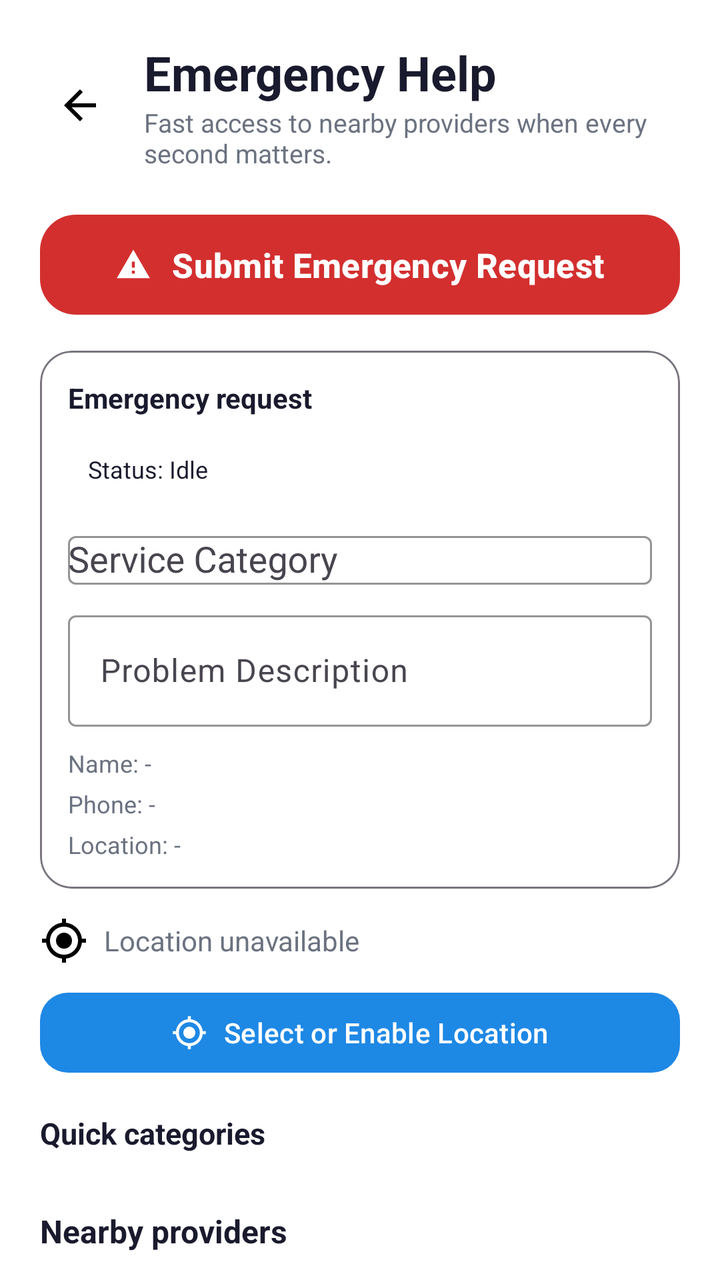
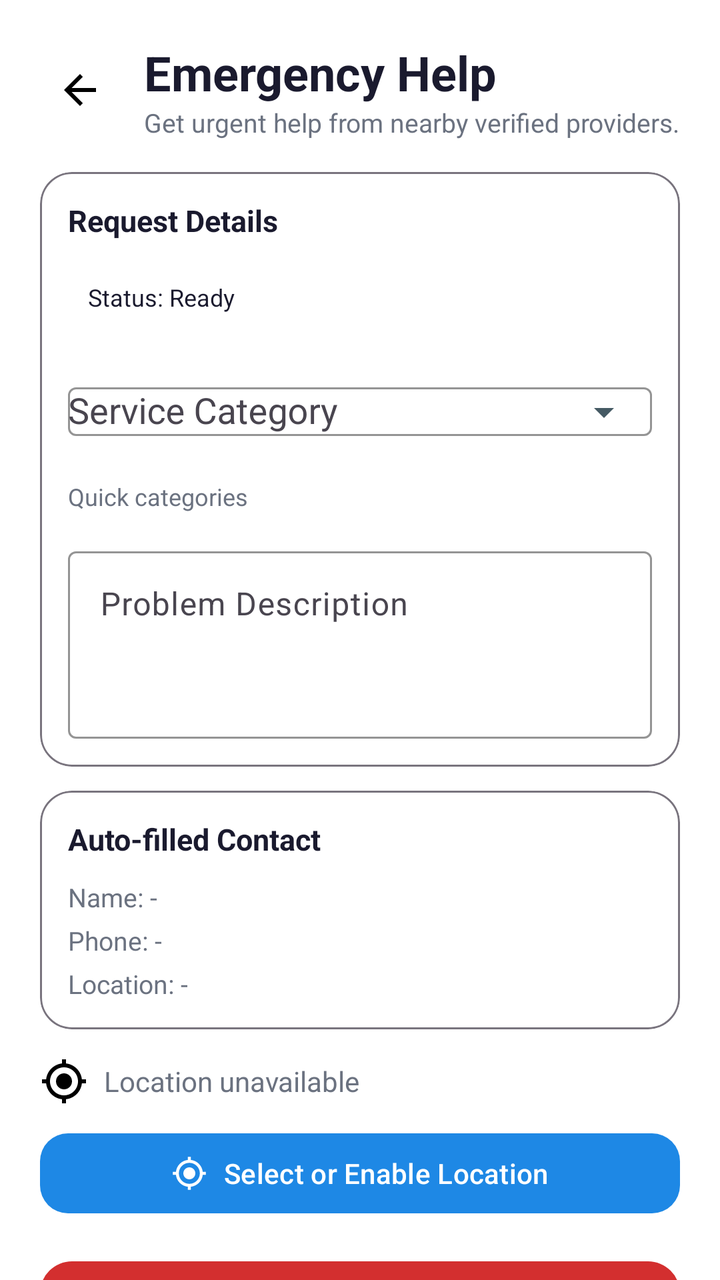

Screens rendered from an Android XML layout before and after an edit, with the pre-edit source and the edit as a unified diff.
<!-- AndroidManifest.xml: application theme Theme.QuickFix -->
<!-- res/layout/activity_emergency_help.xml -->
<?xml version="1.0" encoding="utf-8"?>
<androidx.core.widget.NestedScrollView xmlns:android="http://schemas.android.com/apk/res/android"
    xmlns:app="http://schemas.android.com/apk/res-auto"
    android:layout_width="match_parent"
    android:layout_height="match_parent"
    android:fillViewport="true"
    android:background="?attr/colorSurface">

    <LinearLayout
        android:layout_width="match_parent"
        android:layout_height="wrap_content"
        android:orientation="vertical"
        android:padding="20dp">

        <LinearLayout
            android:layout_width="match_parent"
            android:layout_height="wrap_content"
            android:gravity="center_vertical"
            android:orientation="horizontal">

            <ImageView
                android:id="@+id/btnBack"
                android:layout_width="40dp"
                android:layout_height="40dp"
                android:padding="8dp"
                android:src="@drawable/ic_back"
                android:contentDescription="Back" />

            <LinearLayout
                android:layout_width="0dp"
                android:layout_height="wrap_content"
                android:layout_weight="1"
                android:orientation="vertical"
                android:paddingStart="12dp">

                <TextView
                    android:layout_width="wrap_content"
                    android:layout_height="wrap_content"
                    android:text="Emergency Help"
                    android:textColor="@color/text_primary"
                    android:textSize="24sp"
                    android:textStyle="bold" />

                <TextView
                    android:layout_width="wrap_content"
                    android:layout_height="wrap_content"
                    android:text="Fast access to nearby providers when every second matters."
                    android:textColor="@color/text_secondary"
                    android:textSize="13sp" />
            </LinearLayout>
        </LinearLayout>

        <com.google.android.material.button.MaterialButton
            android:id="@+id/btnEmergencyRequest"
            android:layout_width="match_parent"
            android:layout_height="58dp"
            android:layout_marginTop="18dp"
            android:text="Submit Emergency Request"
            android:textAllCaps="false"
            android:textSize="17sp"
            android:textStyle="bold"
            app:backgroundTint="#D32F2F"
            app:cornerRadius="18dp"
            app:icon="@drawable/ic_emergency"
            app:iconGravity="textStart"
            app:iconPadding="10dp"
            android:textColor="@android:color/white" />

        <com.google.android.material.card.MaterialCardView
            android:layout_width="match_parent"
            android:layout_height="wrap_content"
            android:layout_marginTop="14dp"
            app:cardCornerRadius="16dp"
            app:strokeColor="@color/outline"
            app:strokeWidth="1dp">

            <LinearLayout
                android:layout_width="match_parent"
                android:layout_height="wrap_content"
                android:orientation="vertical"
                android:padding="14dp">

                <TextView
                    android:layout_width="wrap_content"
                    android:layout_height="wrap_content"
                    android:text="Emergency request"
                    android:textColor="@color/text_primary"
                    android:textSize="14sp"
                    android:textStyle="bold" />

                <TextView
                    android:id="@+id/tvEmergencyRequestStatus"
                    android:layout_width="match_parent"
                    android:layout_height="wrap_content"
                    android:layout_marginTop="8dp"
                    android:background="@drawable/bg_dashboard_card"
                    android:padding="10dp"
                    android:text="Status: Idle"
                    android:textColor="@color/text_primary"
                    android:textSize="12sp" />

                <com.google.android.material.textfield.TextInputLayout
                    android:layout_width="match_parent"
                    android:layout_height="wrap_content"
                    android:layout_marginTop="10dp"
                    android:hint="Service Category">

                    <com.google.android.material.textfield.MaterialAutoCompleteTextView
                        android:id="@+id/actEmergencyCategory"
                        android:layout_width="match_parent"
                        android:layout_height="wrap_content"
                        android:inputType="none"
                        android:maxLines="1" />
                </com.google.android.material.textfield.TextInputLayout>

                <com.google.android.material.textfield.TextInputLayout
                    android:layout_width="match_parent"
                    android:layout_height="wrap_content"
                    android:layout_marginTop="10dp"
                    android:hint="Problem Description">

                    <com.google.android.material.textfield.TextInputEditText
                        android:id="@+id/etEmergencyDescription"
                        android:layout_width="match_parent"
                        android:layout_height="wrap_content"
                        android:inputType="textMultiLine"
                        android:maxLines="3" />
                </com.google.android.material.textfield.TextInputLayout>

                <TextView
                    android:id="@+id/tvEmergencyUserName"
                    android:layout_width="match_parent"
                    android:layout_height="wrap_content"
                    android:layout_marginTop="10dp"
                    android:text="Name: -"
                    android:textColor="@color/text_secondary"
                    android:textSize="12sp" />

                <TextView
                    android:id="@+id/tvEmergencyPhone"
                    android:layout_width="match_parent"
                    android:layout_height="wrap_content"
                    android:layout_marginTop="4dp"
                    android:text="Phone: -"
                    android:textColor="@color/text_secondary"
                    android:textSize="12sp" />

                <TextView
                    android:id="@+id/tvEmergencyAddress"
                    android:layout_width="match_parent"
                    android:layout_height="wrap_content"
                    android:layout_marginTop="4dp"
                    android:text="Location: -"
                    android:textColor="@color/text_secondary"
                    android:textSize="12sp" />
            </LinearLayout>
        </com.google.android.material.card.MaterialCardView>

        <TextView
            android:id="@+id/tvEmergencyLocation"
            android:layout_width="match_parent"
            android:layout_height="wrap_content"
            android:layout_marginTop="14dp"
            android:drawableStart="@drawable/ic_my_location"
            android:drawablePadding="8dp"
            android:gravity="center_vertical"
            android:text="Location unavailable"
            android:textColor="@color/text_secondary"
            android:textSize="14sp" />

        <com.google.android.material.button.MaterialButton
            android:id="@+id/btnEmergencySelectLocation"
            android:layout_width="match_parent"
            android:layout_height="48dp"
            android:layout_marginTop="10dp"
            android:text="Select or Enable Location"
            android:textAllCaps="false"
            app:cornerRadius="14dp"
            app:icon="@drawable/ic_my_location"
            app:iconGravity="textStart"
            app:iconPadding="8dp" />

        <TextView
            android:layout_width="wrap_content"
            android:layout_height="wrap_content"
            android:layout_marginTop="16dp"
            android:text="Quick categories"
            android:textColor="@color/text_primary"
            android:textSize="15sp"
            android:textStyle="bold" />

        <com.google.android.material.chip.ChipGroup
            android:id="@+id/chipGroupEmergencyCategories"
            android:layout_width="match_parent"
            android:layout_height="wrap_content"
            android:layout_marginTop="10dp"
            app:singleSelection="true"
            app:selectionRequired="true"
            app:chipSpacingHorizontal="10dp"
            app:chipSpacingVertical="10dp" />

        <TextView
            android:id="@+id/tvAssignedProvider"
            android:layout_width="match_parent"
            android:layout_height="wrap_content"
            android:layout_marginTop="16dp"
            android:background="@drawable/bg_dashboard_card"
            android:padding="14dp"
            android:textColor="@color/text_primary"
            android:textSize="14sp"
            android:visibility="gone" />

        <ProgressBar
            android:id="@+id/progressEmergency"
            style="?android:attr/progressBarStyleHorizontal"
            android:layout_width="match_parent"
            android:layout_height="wrap_content"
            android:layout_marginTop="18dp"
            android:indeterminate="true"
            android:visibility="gone" />

        <TextView
            android:layout_width="wrap_content"
            android:layout_height="wrap_content"
            android:layout_marginTop="18dp"
            android:text="Nearby providers"
            android:textColor="@color/text_primary"
            android:textSize="16sp"
            android:textStyle="bold" />

        <androidx.recyclerview.widget.RecyclerView
            android:id="@+id/rvEmergencyProviders"
            android:layout_width="match_parent"
            android:layout_height="wrap_content"
            android:layout_marginTop="12dp"
            android:nestedScrollingEnabled="false"
            android:overScrollMode="never" />

        <LinearLayout
            android:id="@+id/layoutEmptyState"
            android:layout_width="match_parent"
            android:layout_height="wrap_content"
            android:layout_marginTop="20dp"
            android:gravity="center"
            android:orientation="vertical"
            android:padding="18dp"
            android:visibility="gone">

            <ImageView
                android:layout_width="72dp"
                android:layout_height="72dp"
                android:src="@drawable/ic_emergency"
                app:tint="@color/primary"
                android:contentDescription="Emergency" />

            <TextView
                android:id="@+id/tvEmptyTitle"
                android:layout_width="wrap_content"
                android:layout_height="wrap_content"
                android:layout_marginTop="12dp"
                android:text="No emergency-ready providers found"
                android:textColor="@color/text_primary"
                android:textSize="17sp"
                android:textStyle="bold" />

            <TextView
                android:id="@+id/tvEmptySubtitle"
                android:layout_width="wrap_content"
                android:layout_height="wrap_content"
                android:layout_marginTop="6dp"
                android:gravity="center"
                android:text="Try another category or widen your search area."
                android:textColor="@color/text_secondary"
                android:textSize="13sp" />

            <com.google.android.material.button.MaterialButton
                android:id="@+id/btnRetryEmergency"
                android:layout_width="wrap_content"
                android:layout_height="wrap_content"
                android:layout_marginTop="14dp"
                android:text="Retry"
                android:textAllCaps="false"
                app:cornerRadius="16dp" />
        </LinearLayout>

    </LinearLayout>
</androidx.core.widget.NestedScrollView>
<!-- resources referenced by this layout -->
<resources>
  <color name="outline">#79747E</color>
  <color name="primary">#1E88E5</color>
  <color name="text_primary">#1A1A2E</color>
  <color name="text_secondary">#6B7280</color>
  <!-- drawable bg_dashboard_card (drawable) -->
  <?xml version="1.0" encoding="utf-8"?>
  <shape xmlns:android="http://schemas.android.com/apk/res/android"
      android:shape="rectangle">
      <corners android:radius="16dp" />
      <solid android:color="#FFFFFF" />
      <stroke android:width="0dp" android:color="@android:color/transparent"/>
  </shape>
  <!-- drawable ic_back (drawable) -->
  <vector xmlns:android="http://schemas.android.com/apk/res/android"
      android:width="24dp"
      android:height="24dp"
      android:viewportWidth="24"
      android:viewportHeight="24">
      <path
          android:fillColor="@android:color/black"
          android:pathData="M20,11H7.83l5.59,-5.59L12,4l-8,8 8,8 1.41,-1.41L7.83,13H20v-2z" />
  </vector>
  <!-- drawable ic_emergency (drawable) -->
  <vector xmlns:android="http://schemas.android.com/apk/res/android"
      android:width="28dp"
      android:height="28dp"
      android:viewportWidth="24"
      android:viewportHeight="24">
      <path android:fillColor="#FFFFFF"
          android:pathData="M1,21h22L12,2 1,21zM13,18h-2v-2h2v2zM13,14h-2v-4h2v4z"/>
  </vector>
  <style name="Theme.QuickFix" parent="Base.Theme.QuickFix" />
  <color name="primary_dark">#1565C0</color>
  <color name="accent_green">#43A047</color>
  <color name="screen_background">#F4F7FB</color>
  <color name="card_bg">#FFFFFF</color>
  <color name="surface_variant">#F5F7FA</color>
  <color name="divider">#E5E7EB</color>
  <style name="Theme.QuickFix.AdminDialog" parent="ThemeOverlay.Material3.MaterialAlertDialog">
          <item name="colorSurface">@color/card_bg</item>
          <item name="colorOnSurface">@color/text_primary</item>
          <item name="colorOutline">@color/divider</item>
      </style>
  <style name="Theme.QuickFix.BottomSheet" parent="ThemeOverlay.Material3.BottomSheetDialog">
          <item name="colorSurface">@color/card_bg</item>
          <item name="colorOnSurface">@color/text_primary</item>
          <item name="android:colorBackground">@color/card_bg</item>
      </style>
  <style name="Widget.QuickFix.Button" parent="Widget.Material3.Button">
          <item name="backgroundTint">@color/primary</item>
          <item name="android:textColor">@color/white</item>
      </style>
  <style name="Widget.QuickFix.Chip.Filter" parent="Widget.Material3.Chip.Filter">
          <item name="chipBackgroundColor">@color/surface_variant</item>
          <item name="android:textColor">@color/text_primary</item>
          <item name="checkedIconTint">@color/primary</item>
      </style>
  <style name="Widget.QuickFix.TextInputLayout" parent="Widget.Material3.TextInputLayout.OutlinedBox">
          <item name="boxBackgroundColor">@color/input_background</item>
          <item name="boxStrokeColor">@color/input_stroke</item>
          <item name="boxStrokeErrorColor">@color/error_red</item>
          <item name="hintTextColor">@color/input_hint</item>
          <item name="startIconTint">@color/input_icon</item>
          <item name="endIconTint">@color/input_icon</item>
          <item name="boxStrokeWidthFocused">2dp</item>
      </style>
  <color name="white">#FFFFFFFF</color>
  <color name="input_background">#FFFFFF</color>
  <color name="input_stroke">#1E88E5</color>
  <color name="error_red">#D32F2F</color>
  <color name="input_hint">#6B7280</color>
  <color name="input_icon">#455A64</color>
  <!-- unchanged entries left out for length: 2 -->
</resources>

<!-- the commit's change to res/layout/activity_emergency_help.xml (unified diff, before → after) -->
@@ -3,8 +3,8 @@
     xmlns:app="http://schemas.android.com/apk/res-auto"
     android:layout_width="match_parent"
     android:layout_height="match_parent"
-    android:fillViewport="true"
-    android:background="?attr/colorSurface">
+    android:background="?attr/colorSurface"
+    android:fillViewport="true">
 
     <LinearLayout
         android:layout_width="match_parent"
@@ -22,9 +22,9 @@
                 android:id="@+id/btnBack"
                 android:layout_width="40dp"
                 android:layout_height="40dp"
+                android:contentDescription="Back"
                 android:padding="8dp"
-                android:src="@drawable/ic_back"
-                android:contentDescription="Back" />
+                android:src="@drawable/ic_back" />
 
             <LinearLayout
                 android:layout_width="0dp"
@@ -44,32 +44,16 @@
                 <TextView
                     android:layout_width="wrap_content"
                     android:layout_height="wrap_content"
-                    android:text="Fast access to nearby providers when every second matters."
+                    android:text="Get urgent help from nearby verified providers."
                     android:textColor="@color/text_secondary"
                     android:textSize="13sp" />
             </LinearLayout>
         </LinearLayout>
 
-        <com.google.android.material.button.MaterialButton
-            android:id="@+id/btnEmergencyRequest"
-            android:layout_width="match_parent"
-            android:layout_height="58dp"
-            android:layout_marginTop="18dp"
-            android:text="Submit Emergency Request"
-            android:textAllCaps="false"
-            android:textSize="17sp"
-            android:textStyle="bold"
-            app:backgroundTint="#D32F2F"
-            app:cornerRadius="18dp"
-            app:icon="@drawable/ic_emergency"
-            app:iconGravity="textStart"
-            app:iconPadding="10dp"
-            android:textColor="@android:color/white" />
-
         <com.google.android.material.card.MaterialCardView
             android:layout_width="match_parent"
             android:layout_height="wrap_content"
-            android:layout_marginTop="14dp"
+            android:layout_marginTop="16dp"
             app:cardCornerRadius="16dp"
             app:strokeColor="@color/outline"
             app:strokeWidth="1dp">
@@ -83,27 +67,29 @@
                 <TextView
                     android:layout_width="wrap_content"
                     android:layout_height="wrap_content"
-                    android:text="Emergency request"
-                    android:textColor="@color/text_primary"
-                    android:textSize="14sp"
+                    android:text="Request Details"
+                    android:textColor="@color/text_primary"
+                    android:textSize="15sp"
                     android:textStyle="bold" />
 
                 <TextView
                     android:id="@+id/tvEmergencyRequestStatus"
                     android:layout_width="match_parent"
                     android:layout_height="wrap_content"
-                    android:layout_marginTop="8dp"
+                    android:layout_marginTop="10dp"
                     android:background="@drawable/bg_dashboard_card"
                     android:padding="10dp"
-                    android:text="Status: Idle"
+                    android:text="Status: Ready"
                     android:textColor="@color/text_primary"
                     android:textSize="12sp" />
 
                 <com.google.android.material.textfield.TextInputLayout
-                    android:layout_width="match_parent"
-                    android:layout_height="wrap_content"
-                    android:layout_marginTop="10dp"
-                    android:hint="Service Category">
+                    android:id="@+id/tilEmergencyCategory"
+                    android:layout_width="match_parent"
+                    android:layout_height="wrap_content"
+                    android:layout_marginTop="10dp"
+                    android:hint="Service Category"
+                    app:endIconMode="dropdown_menu">
 
                     <com.google.android.material.textfield.MaterialAutoCompleteTextView
                         android:id="@+id/actEmergencyCategory"
@@ -113,19 +99,63 @@
                         android:maxLines="1" />
                 </com.google.android.material.textfield.TextInputLayout>
 
+                <TextView
+                    android:layout_width="wrap_content"
+                    android:layout_height="wrap_content"
+                    android:layout_marginTop="10dp"
+                    android:text="Quick categories"
+                    android:textColor="@color/text_secondary"
+                    android:textSize="12sp" />
+
+                <com.google.android.material.chip.ChipGroup
+                    android:id="@+id/chipGroupEmergencyCategories"
+                    android:layout_width="match_parent"
+                    android:layout_height="wrap_content"
+                    android:layout_marginTop="6dp"
+                    app:chipSpacingHorizontal="10dp"
+                    app:chipSpacingVertical="10dp"
+                    app:singleSelection="true" />
+
                 <com.google.android.material.textfield.TextInputLayout
-                    android:layout_width="match_parent"
-                    android:layout_height="wrap_content"
-                    android:layout_marginTop="10dp"
+                    android:id="@+id/tilEmergencyDescription"
+                    android:layout_width="match_parent"
+                    android:layout_height="wrap_content"
+                    android:layout_marginTop="8dp"
                     android:hint="Problem Description">
 
                     <com.google.android.material.textfield.TextInputEditText
                         android:id="@+id/etEmergencyDescription"
                         android:layout_width="match_parent"
                         android:layout_height="wrap_content"
+                        android:gravity="top"
                         android:inputType="textMultiLine"
-                        android:maxLines="3" />
+                        android:maxLines="4"
+                        android:minLines="3" />
                 </com.google.android.material.textfield.TextInputLayout>
+            </LinearLayout>
+        </com.google.android.material.card.MaterialCardView>
+
+        <com.google.android.material.card.MaterialCardView
+            android:layout_width="match_parent"
+            android:layout_height="wrap_content"
+            android:layout_marginTop="12dp"
+            app:cardCornerRadius="16dp"
+            app:strokeColor="@color/outline"
+            app:strokeWidth="1dp">
+
+            <LinearLayout
+                android:layout_width="match_parent"
+                android:layout_height="wrap_content"
+                android:orientation="vertical"
+                android:padding="14dp">
+
+                <TextView
+                    android:layout_width="wrap_content"
+                    android:layout_height="wrap_content"
+                    android:text="Auto-filled Contact"
+                    android:textColor="@color/text_primary"
+                    android:textSize="15sp"
+                    android:textStyle="bold" />
 
                 <TextView
                     android:id="@+id/tvEmergencyUserName"
@@ -134,7 +164,7 @@
                     android:layout_marginTop="10dp"
                     android:text="Name: -"
                     android:textColor="@color/text_secondary"
-                    android:textSize="12sp" />
+                    android:textSize="13sp" />
 
                 <TextView
                     android:id="@+id/tvEmergencyPhone"
@@ -143,7 +173,7 @@
                     android:layout_marginTop="4dp"
                     android:text="Phone: -"
                     android:textColor="@color/text_secondary"
-                    android:textSize="12sp" />
+                    android:textSize="13sp" />
 
                 <TextView
                     android:id="@+id/tvEmergencyAddress"
@@ -152,7 +182,7 @@
                     android:layout_marginTop="4dp"
                     android:text="Location: -"
                     android:textColor="@color/text_secondary"
-                    android:textSize="12sp" />
+                    android:textSize="13sp" />
             </LinearLayout>
         </com.google.android.material.card.MaterialCardView>
 
@@ -180,108 +210,31 @@
             app:iconGravity="textStart"
             app:iconPadding="8dp" />
 
-        <TextView
-            android:layout_width="wrap_content"
-            android:layout_height="wrap_content"
+        <com.google.android.material.button.MaterialButton
+            android:id="@+id/btnEmergencyRequest"
+            android:layout_width="match_parent"
+            android:layout_height="56dp"
             android:layout_marginTop="16dp"
-            android:text="Quick categories"
-            android:textColor="@color/text_primary"
-            android:textSize="15sp"
-            android:textStyle="bold" />
-
-        <com.google.android.material.chip.ChipGroup
-            android:id="@+id/chipGroupEmergencyCategories"
-            android:layout_width="match_parent"
-            android:layout_height="wrap_content"
-            android:layout_marginTop="10dp"
-            app:singleSelection="true"
-            app:selectionRequired="true"
-            app:chipSpacingHorizontal="10dp"
-            app:chipSpacingVertical="10dp" />
-
-        <TextView
-            android:id="@+id/tvAssignedProvider"
-            android:layout_width="match_parent"
-            android:layout_height="wrap_content"
-            android:layout_marginTop="16dp"
-            android:background="@drawable/bg_dashboard_card"
-            android:padding="14dp"
-            android:textColor="@color/text_primary"
-            android:textSize="14sp"
-            android:visibility="gone" />
+            android:text="Submit Emergency Request"
+            android:textAllCaps="false"
+            android:textColor="@android:color/white"
+            android:textSize="16sp"
+            android:textStyle="bold"
+            app:backgroundTint="#D32F2F"
+            app:cornerRadius="16dp"
+            app:icon="@drawable/ic_emergency"
+            app:iconGravity="textStart"
+            app:iconPadding="10dp" />
 
         <ProgressBar
             android:id="@+id/progressEmergency"
             style="?android:attr/progressBarStyleHorizontal"
             android:layout_width="match_parent"
             android:layout_height="wrap_content"
-            android:layout_marginTop="18dp"
+            android:layout_marginTop="14dp"
             android:indeterminate="true"
             android:visibility="gone" />
 
-        <TextView
-            android:layout_width="wrap_content"
-            android:layout_height="wrap_content"
-            android:layout_marginTop="18dp"
-            android:text="Nearby providers"
-            android:textColor="@color/text_primary"
-            android:textSize="16sp"
-            android:textStyle="bold" />
-
-        <androidx.recyclerview.widget.RecyclerView
-            android:id="@+id/rvEmergencyProviders"
-            android:layout_width="match_parent"
-            android:layout_height="wrap_content"
-            android:layout_marginTop="12dp"
-            android:nestedScrollingEnabled="false"
-            android:overScrollMode="never" />
-
-        <LinearLayout
-            android:id="@+id/layoutEmptyState"
-            android:layout_width="match_parent"
-            android:layout_height="wrap_content"
-            android:layout_marginTop="20dp"
-            android:gravity="center"
-            android:orientation="vertical"
-            android:padding="18dp"
-            android:visibility="gone">
-
-            <ImageView
-                android:layout_width="72dp"
-                android:layout_height="72dp"
-                android:src="@drawable/ic_emergency"
-                app:tint="@color/primary"
-                android:contentDescription="Emergency" />
-
-            <TextView
-                android:id="@+id/tvEmptyTitle"
-                android:layout_width="wrap_content"
-                android:layout_height="wrap_content"
-                android:layout_marginTop="12dp"
-                android:text="No emergency-ready providers found"
-                android:textColor="@color/text_primary"
-                android:textSize="17sp"
-                android:textStyle="bold" />
-
-            <TextView
-                android:id="@+id/tvEmptySubtitle"
-                android:layout_width="wrap_content"
-                android:layout_height="wrap_content"
-                android:layout_marginTop="6dp"
-                android:gravity="center"
-                android:text="Try another category or widen your search area."
-                android:textColor="@color/text_secondary"
-                android:textSize="13sp" />
-
-            <com.google.android.material.button.MaterialButton
-                android:id="@+id/btnRetryEmergency"
-                android:layout_width="wrap_content"
-                android:layout_height="wrap_content"
-                android:layout_marginTop="14dp"
-                android:text="Retry"
-                android:textAllCaps="false"
-                app:cornerRadius="16dp" />
-        </LinearLayout>
 
     </LinearLayout>
 </androidx.core.widget.NestedScrollView>
